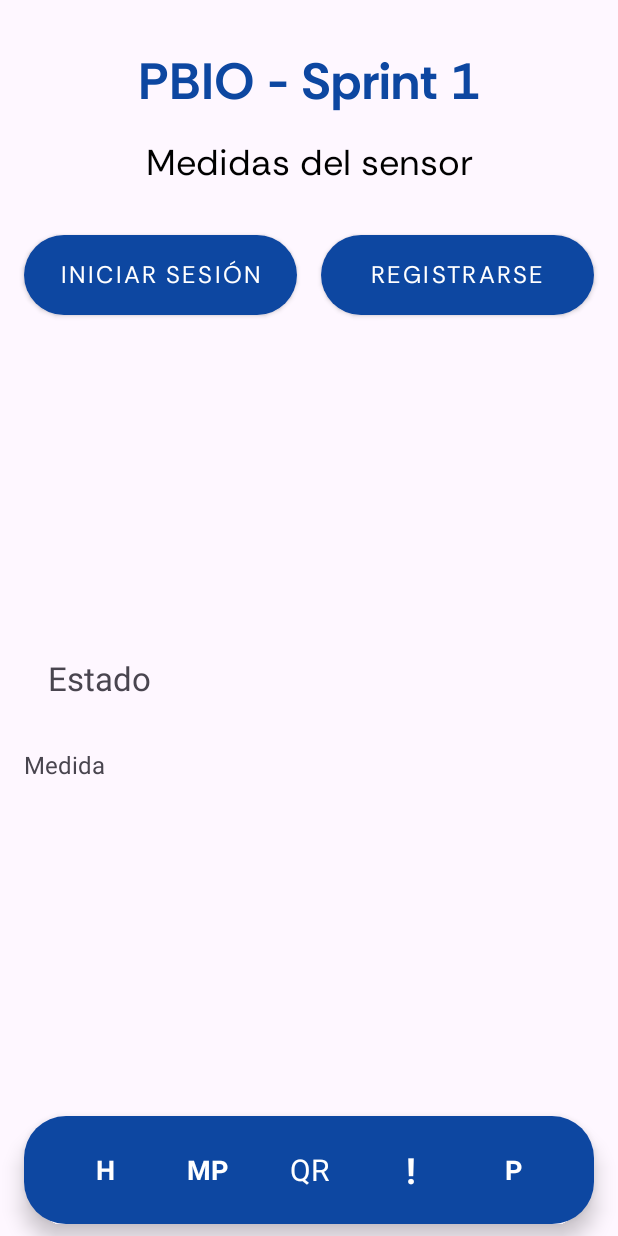
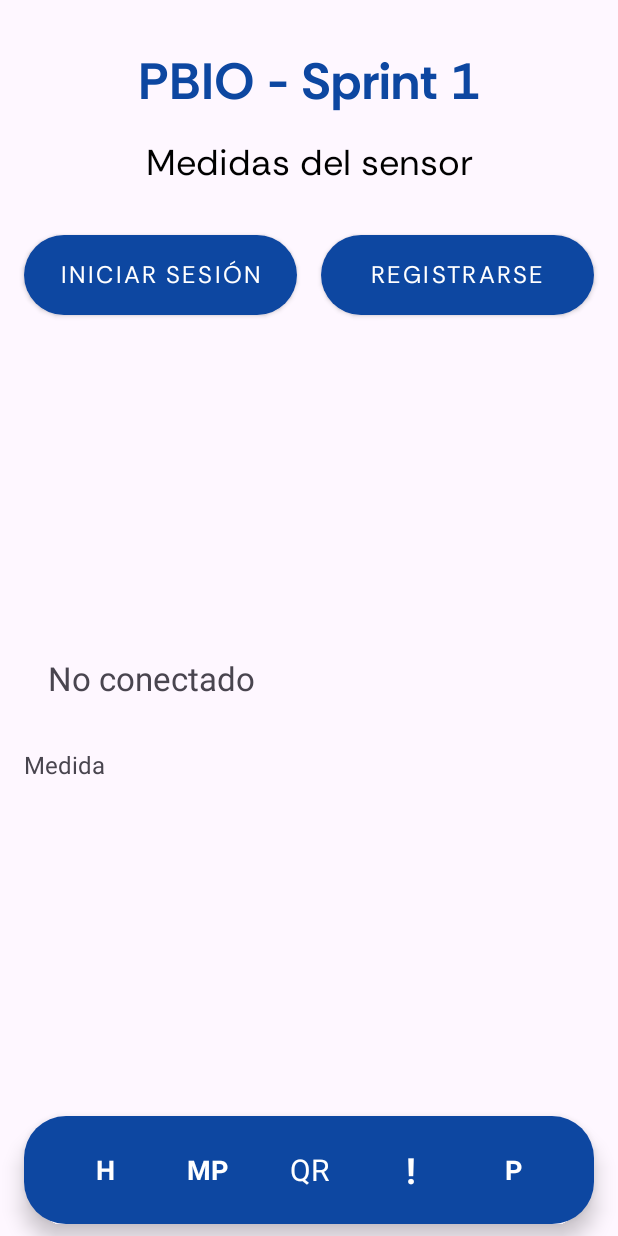
Before and after one commit to DenysLitvynov/eolos, an Android app: the screen it shows after launch (MainActivity), on a phone screen of 412 x 824 dp. Run offline under Robolectric (Android 15) with nearby library versions, the phone set to English and light mode, and no system bars.

Commit message:
Actualiza BeaconStatusFragment para utilizar un BroadcastReceiver que maneja la recepción de datos de beacons. Se eliminan referencias a EscanerSingleton y se agrega un campo para mostrar medidas. Mejora la gestión del estado de conexión y la actualización de la UI.

```diff
--- a/android/eolos/app/src/main/java/com/example/eolos/fragments/BeaconStatusFragment.java
+++ b/android/eolos/app/src/main/java/com/example/eolos/fragments/BeaconStatusFragment.java
@@ -1,16 +1,20 @@
 /**
  * Fichero: BeaconStatusFragment.java
+ * Autor: Hugo Belda
  * Descripción: Fragmento que muestra el estado de conexión con el emisor BLE.
- *              Evalúa la última recepción registrada en EscanerSingleton y
- *              actualiza la UI cada segundo.
- * Autor: Hugo Belda
  * Fecha: 29/10/2025
  */
-
 package com.example.eolos.fragments;
 
+import static androidx.core.content.ContextCompat.registerReceiver;
+
+import android.content.BroadcastReceiver;
+import android.content.Context;
+import android.content.Intent;
+import android.content.IntentFilter;
+import android.graphics.Color;
 import android.os.Bundle;
-import android.os.Handler;
+import android.util.Log;
 import android.view.LayoutInflater;
 import android.view.View;
 import android.view.ViewGroup;
@@ -19,65 +23,84 @@ import android.widget.TextView;
 import androidx.annotation.NonNull;
 import androidx.annotation.Nullable;
 import androidx.fragment.app.Fragment;
+import androidx.localbroadcastmanager.content.LocalBroadcastManager;
 
-import com.example.eolos.utils.EscanerSingleton;
 import com.example.eolos.R;
+import com.example.eolos.servicio.BeaconScanService;
+
+import android.os.Handler;
 
 public class BeaconStatusFragment extends Fragment {
 
-    private TextView tvStatus;
-    private Handler handler = new Handler();
-    /**
-     * Tarea periódica: verifica la última recepción y actualiza la vista de estado.
-     */
-    private static final long TIEMPO_MAX_SIN_BEACON = 8000; // si pasan más de 8s sin recepción -> perdida
+    private TextView tvEstado, tvUuid, tvMajor, tvMinor;
+    private View cardStatus;
 
-    private boolean conectado = false;
-    private long ultimaRecepcionConfirmada = 0;
+    private TextView tvMedida;  // Nuevo campo
 
-    private final Runnable verificarConexion = new Runnable() {
+    @Override
+    public View onCreateView(@NonNull LayoutInflater inflater, @Nullable ViewGroup container,
+                             @Nullable Bundle savedInstanceState) {
+
+        View view = inflater.inflate(R.layout.fragment_beacon_status, container, false);
+
+        tvEstado = view.findViewById(R.id.tv_status);
+        tvMedida = view.findViewById(R.id.tv_medida); // vincular TextView para mostrar medida
+        cardStatus = view.findViewById(R.id.card_status);
+
+        if (BeaconScanService.isBeaconDetectedRecently()) {
+            actualizarEstado("Conectado");
+        } else {
+            actualizarEstado("No conectado");
+        }
+
+        return view;
+    }
+
+    private final BroadcastReceiver beaconReceiver = new BroadcastReceiver() {
         @Override
-        public void run() {
-            long ultimaRecepcion = EscanerSingleton.getInstance().getUltimaRecepcion();
-            long ahora = System.currentTimeMillis();
+        public void onReceive(Context context, Intent intent) {
+            String json = intent.getStringExtra("json_medida");
+            Log.d("BeaconStatusFrag", "Beacon recibido: " + json);
+            actualizarEstado("Conectado");
 
-            if (ahora - ultimaRecepcion <= 2000) { // beacons llegan con normalidad
-                ultimaRecepcionConfirmada = ahora;
-                if (!conectado) {
-                    conectado = true;
-                    tvStatus.setText("Conexión OK");
-                }
-            } else if (ahora - ultimaRecepcionConfirmada > TIEMPO_MAX_SIN_BEACON) {
-                if (conectado) {
-                    conectado = false;
-                    tvStatus.setText("Conexión perdida");
-                }
+            // Parsear JSON simple {"medida": 123}
+            try {
+                int medida = new org.json.JSONObject(json).getInt("medida");
+                tvMedida.setText("Medida: " + medida);
+            } catch (Exception e) {
+                tvMedida.setText("Medida: —");
+                Log.e("BeaconStatusFrag", "Error parseando medida JSON", e);
             }
-
-            handler.postDelayed(this, 1000);
         }
     };
 
-    /**
-     * Crea la vista del fragmento, inicializa componentes y arranca el control periódico.
-     */
-    @Nullable
+
+
     @Override
-    public View onCreateView(@NonNull LayoutInflater inflater,
-                             @Nullable ViewGroup container,
-                             @Nullable Bundle savedInstanceState) {
-        View view = inflater.inflate(R.layout.fragment_beacon_status, container, false);
-        tvStatus = view.findViewById(R.id.tv_status);
-        handler.post(verificarConexion);
-        return view;
+    public void onResume() {
+        super.onResume();
+        LocalBroadcastManager.getInstance(requireContext())
+                .registerReceiver(beaconReceiver, new IntentFilter("com.example.eolos.BEACON_DETECTED"));
     }
 
-    /**
-     * Detiene el ciclo de comprobación al destruir la vista, evitando fugas de memoria.
-     */
     @Override
-    public void onDestroyView() {
-        super.onDestroyView();
-        handler.removeCallbacks(verificarConexion);
+    public void onPause() {
+        super.onPause();
+        LocalBroadcastManager.getInstance(requireContext())
+                .unregisterReceiver(beaconReceiver);
     }
+
+
+
+    public void actualizarEstado(String texto) {
+        tvEstado.setText(texto);
+    }
+
+    private void limpiarValores() {
+        tvUuid.setText("UUID: —");
+        tvMajor.setText("Major: —");
+        tvMinor.setText("Minor: —");
+    }
+
+
 }
```
